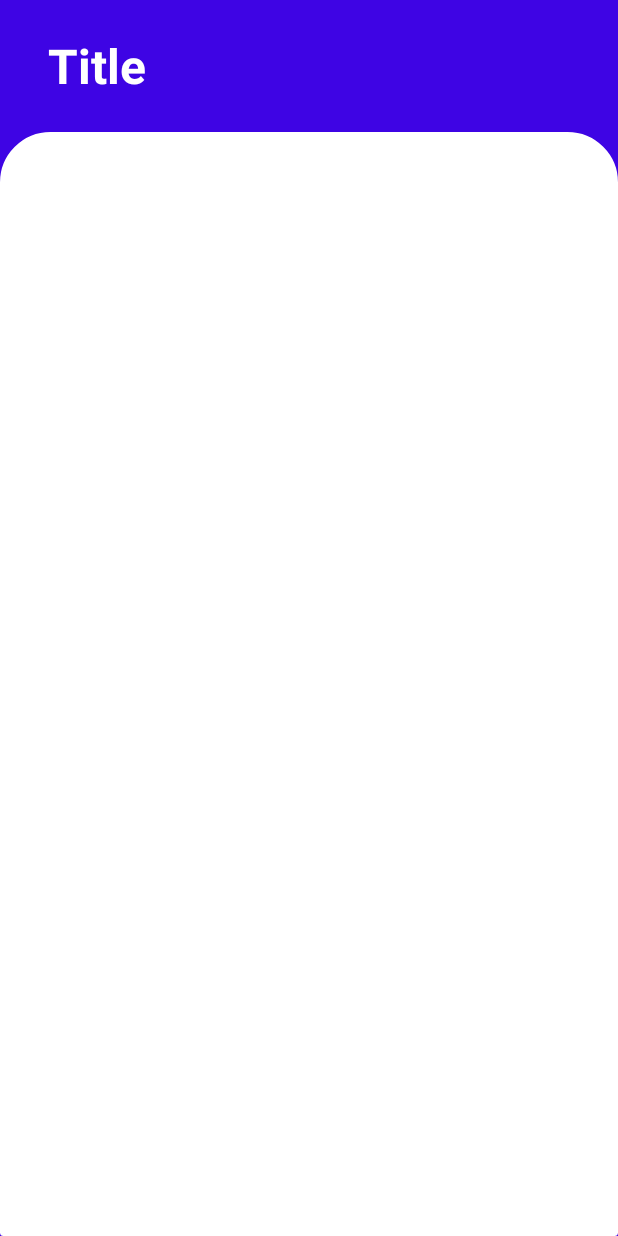
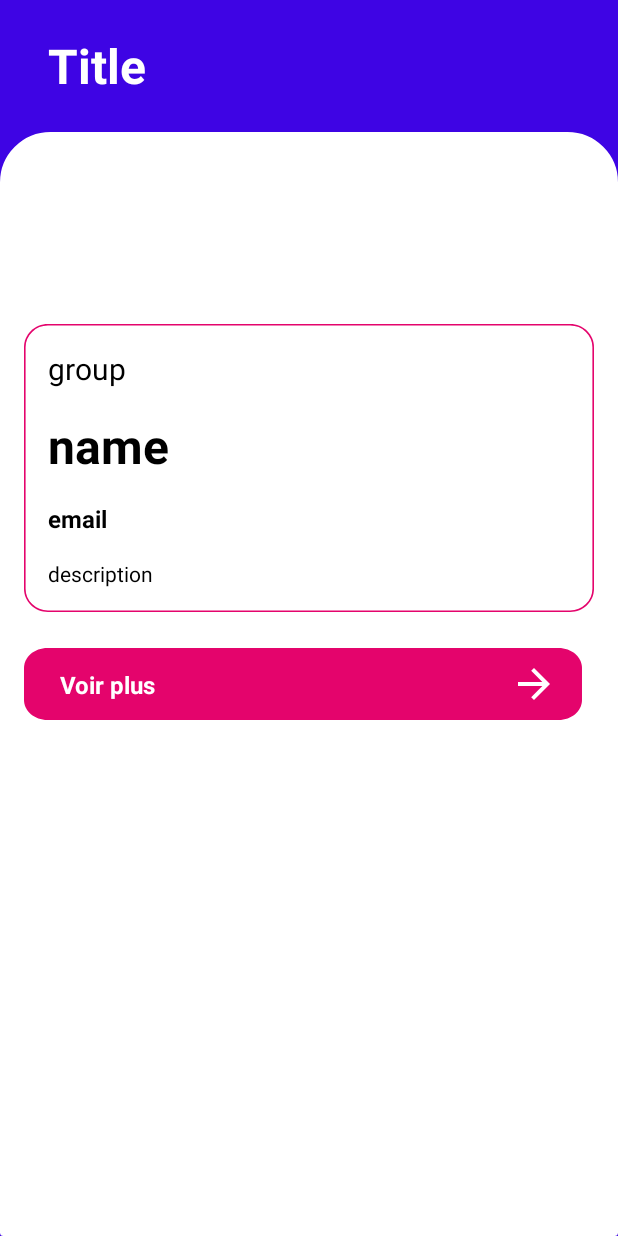
Before and after one commit to HugoScarbonchi/AtelierDevMobile2023PierrePabloHugo, an Android app: the layout activity_student_profile.xml on its own in the app's theme, with its tools: preview values and no code run, on a phone screen of 412 x 824 dp. Run offline under Robolectric (Android 15) with nearby library versions, the phone set to English and light mode, and no system bars.

Commit message:
bind student

```diff
--- a/app/src/main/java/com/epsi/atelierdevmobile2023pierrepablohugo/StudentAdapter.kt
+++ b/app/src/main/java/com/epsi/atelierdevmobile2023pierrepablohugo/StudentAdapter.kt
@@ -25,6 +25,10 @@ class StudentAdapter (val students: ArrayList<Student>):RecyclerView.Adapter<Stu
             val intent = Intent(holder.itemView.context, StudentProfileActivity::class.java)
 
             intent.putExtra("name", student.name)
+            intent.putExtra("email", student.email)
+            intent.putExtra("group", student.group)
+            intent.putExtra("description", student.description)
+            intent.putExtra("imgUrl", student.imgUrl)
 
             holder.itemView.context.startActivity(intent)
         }
--- a/app/src/main/java/com/epsi/atelierdevmobile2023pierrepablohugo/StudentProfileActivity.kt
+++ b/app/src/main/java/com/epsi/atelierdevmobile2023pierrepablohugo/StudentProfileActivity.kt
@@ -1,15 +1,26 @@
 package com.epsi.atelierdevmobile2023pierrepablohugo
 
 import android.os.Bundle
+import android.widget.TextView
 
 class StudentProfileActivity : BaseActivity() {
 
     override fun onCreate(savedInstanceState: Bundle?) {
         super.onCreate(savedInstanceState)
-        setContentView(R.layout.activity_students)
+        setContentView(R.layout.activity_student_profile)
 
         val name = intent.getStringExtra("name")
+        val email = intent.getStringExtra("email")
+        val group = intent.getStringExtra("group")
+        val description = intent.getStringExtra("description")
+        val imgUrl = intent.getStringExtra("imgUrl")
+        val student = Student(name.toString(), email.toString(), group.toString(), description.toString(), imgUrl.toString())
         setHeaderTitle(name)
         showBack()
+
+        findViewById<TextView>(R.id.name).text = student.name
+        findViewById<TextView>(R.id.email).text = student.email
+        findViewById<TextView>(R.id.group).text = student.group
+        findViewById<TextView>(R.id.description).text = student.description
     }
 }
--- /dev/null
+++ b/app/src/main/res/drawable/go_epsi_button_background.xml
@@ -0,0 +1,24 @@
+<?xml version="1.0" encoding="utf-8"?>
+<vector
+    xmlns:android="http://schemas.android.com/apk/res/android"
+    xmlns:aapt="http://schemas.android.com/aapt"
+    android:width="356.69dp"
+    android:height="54dp"
+    android:viewportWidth="356.69"
+    android:viewportHeight="54"
+    >
+
+    <group>
+
+        <clip-path
+            android:pathData="M15 0H341.687C349.971 0 356.687 6.71573 356.687 15V39C356.687 47.2843 349.971 54 341.687 54H15C6.71573 54 0 47.2843 0 39V15C0 6.71573 6.71573 0 15 0Z"
+            />
+
+        <path
+            android:pathData="M0 0V54H356.687V0"
+            android:fillColor="#E4046C"
+            />
+
+    </group>
+
+</vector>
--- /dev/null
+++ b/app/src/main/res/drawable/student_description_background.xml
@@ -0,0 +1,25 @@
+<?xml version="1.0" encoding="utf-8"?>
+<vector
+    xmlns:android="http://schemas.android.com/apk/res/android"
+    xmlns:aapt="http://schemas.android.com/aapt"
+    android:width="356.69dp"
+    android:height="186dp"
+    android:viewportWidth="356.69"
+    android:viewportHeight="186"
+    >
+
+    <group>
+
+        <clip-path
+            android:pathData="M15 0H341.687C349.971 0 356.687 6.71573 356.687 15V171C356.687 179.284 349.971 186 341.687 186H15C6.71573 186 0 179.284 0 171V15C0 6.71573 6.71573 0 15 0Z"
+            />
+
+        <path
+            android:pathData="M15 0H341.687C349.971 0 356.687 6.71573 356.687 15V171C356.687 179.284 349.971 186 341.687 186H15C6.71573 186 0 179.284 0 171V15C0 6.71573 6.71573 0 15 0Z"
+            android:strokeWidth="2"
+            android:strokeColor="#E4046C"
+            />
+
+    </group>
+
+</vector>
--- a/app/src/main/res/layout/activity_student_profile.xml
+++ b/app/src/main/res/layout/activity_student_profile.xml
@@ -16,12 +16,95 @@
     <ScrollView
         android:layout_width="match_parent"
         android:layout_height="match_parent"
+        android:paddingHorizontal="16dp"
         android:background="@drawable/layout_background">
 
-        <ImageView
-            android:id="@+id/profilePicture"
-            android:layout_width="128dp"
-            android:layout_height="128dp"/>
+        <androidx.appcompat.widget.LinearLayoutCompat
+            android:layout_width="match_parent"
+            android:layout_height="match_parent"
+            android:orientation="vertical">
+
+            <ImageView
+                android:id="@+id/profilePicture"
+                android:layout_width="128dp"
+                android:layout_height="128dp"/>
+
+            <LinearLayout
+                android:layout_width="match_parent"
+                android:layout_height="wrap_content"
+                android:orientation="vertical"
+                android:padding="8dp"
+                android:layout_marginBottom="24dp"
+                android:background="@drawable/student_description_background">
+
+                <TextView
+                    android:id="@+id/group"
+                    android:layout_width="match_parent"
+                    android:layout_height="match_parent"
+                    style="@style/SubTitle"
+                    android:text="group"/>
+
+                <TextView
+                    android:id="@+id/name"
+                    android:layout_width="match_parent"
+                    android:layout_height="match_parent"
+                    style="@style/Title"
+                    android:text="name"/>
+
+                <TextView
+                    android:id="@+id/email"
+                    android:layout_width="match_parent"
+                    android:layout_height="match_parent"
+                    style="@style/Content"
+                    android:text="email"/>
+
+                <TextView
+                    android:id="@+id/description"
+                    android:layout_width="match_parent"
+                    android:layout_height="match_parent"
+                    style="@style/HomeButtonContent"
+                    android:text="description"/>
+
+            </LinearLayout>
+
+            <androidx.constraintlayout.widget.ConstraintLayout
+                android:id="@+id/goEpsi"
+                android:layout_width="match_parent"
+                android:layout_height="48dp"
+                android:layout_marginEnd="8dp"
+                android:background="@drawable/go_epsi_button_background"
+                android:paddingHorizontal="8dp"
+                android:paddingVertical="4dp"
+                app:layout_constraintBottom_toBottomOf="parent"
+                app:layout_constraintEnd_toEndOf="parent"
+                app:layout_constraintTop_toTopOf="parent">
+
+                <TextView
+                    android:id="@+id/textView"
+                    android:layout_width="wrap_content"
+                    android:layout_height="wrap_content"
+                    android:layout_marginStart="8dp"
+                    android:text="Voir plus"
+                    style="@style/Content"
+                    android:textColor="@color/white"
+                    app:layout_constraintBottom_toBottomOf="parent"
+                    app:layout_constraintStart_toStartOf="parent"
+                    app:layout_constraintTop_toTopOf="parent" />
+
+                <ImageView
+                    android:id="@+id/imageView"
+                    android:layout_width="32dp"
+                    android:layout_height="32dp"
+                    android:layout_marginEnd="8dp"
+                    android:src="@drawable/ic_arrow_right"
+                    android:tint="@color/white"
+                    app:layout_constraintBottom_toBottomOf="parent"
+                    app:layout_constraintEnd_toEndOf="parent"
+                    app:layout_constraintTop_toTopOf="parent" />
+
+            </androidx.constraintlayout.widget.ConstraintLayout>
+
+        </androidx.appcompat.widget.LinearLayoutCompat>
 
     </ScrollView>
 
```
